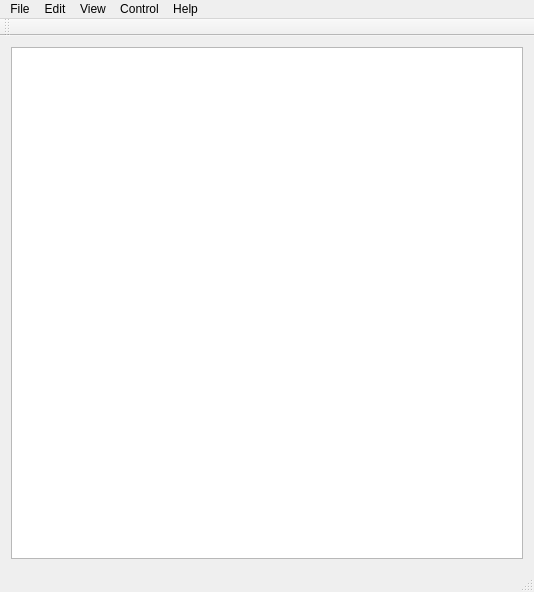
Qt form sim/qt/mainwindow.ui (barbalet/apesdk) before a commit.
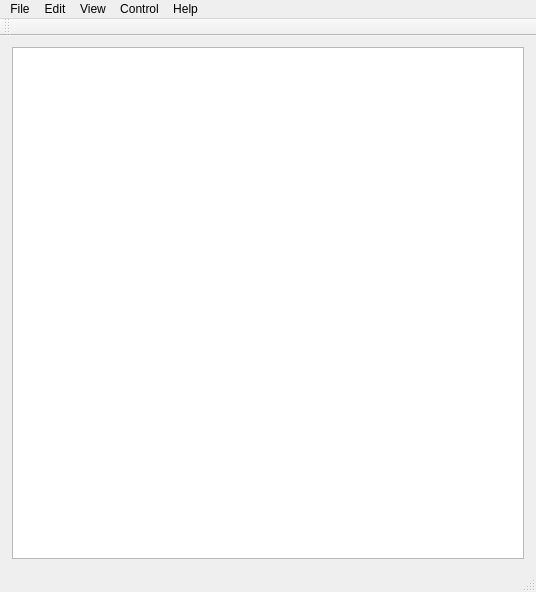
The same form after that commit.

Patch:
```diff
--- a/sim/qt/mainwindow.ui
+++ b/sim/qt/mainwindow.ui
@@ -6,8 +6,8 @@
    <rect>
     <x>0</x>
     <y>0</y>
-    <width>512</width>
-    <height>512</height>
+    <width>536</width>
+    <height>592</height>
    </rect>
   </property>
   <property name="windowTitle">
@@ -50,7 +50,7 @@
     <rect>
      <x>0</x>
      <y>0</y>
-     <width>512</width>
+     <width>536</width>
      <height>22</height>
     </rect>
    </property>
```
Left out of the diff: 30 changed lines with no effect on the pictures.
